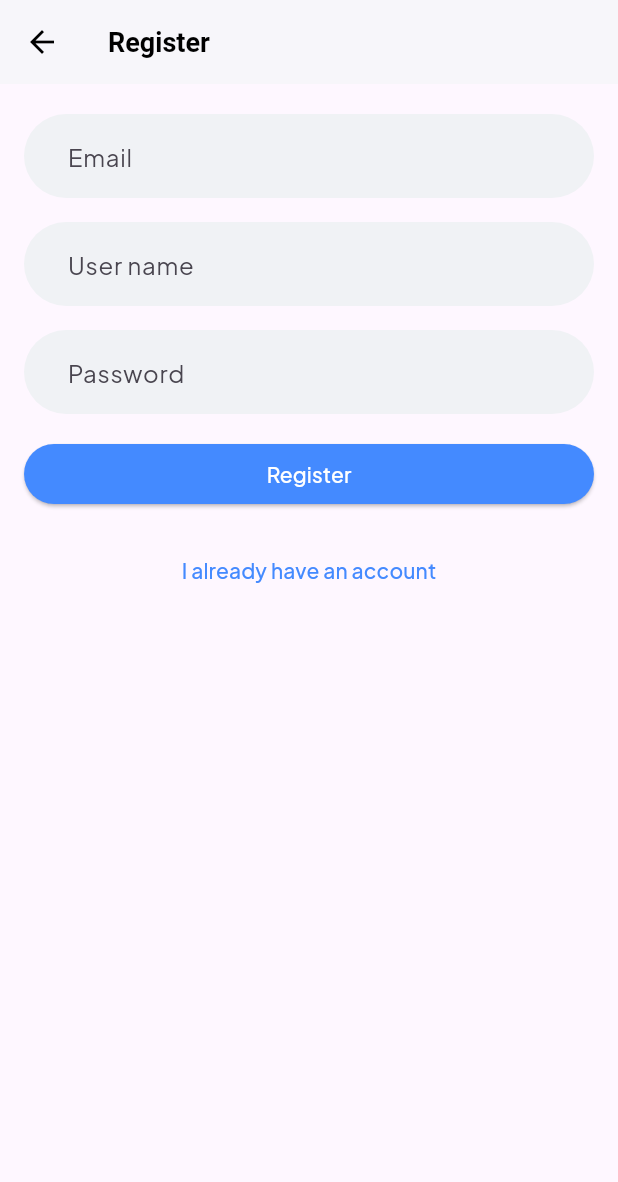
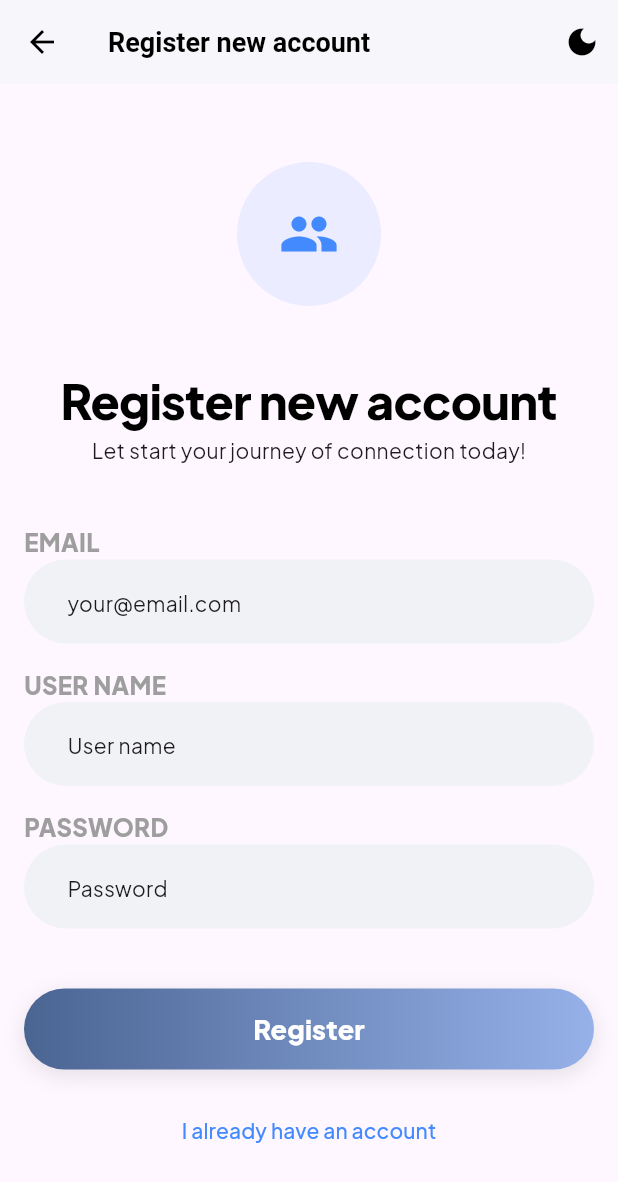
Before and after one commit to hieu555x/Chatify, a Flutter app: the screen it shows after launch, after a tap on "Sign up", on a phone screen of 412 x 824 dp. Shown: the top 1182 px of the screen. Run offline on Flutter 3.47's test engine with Material 3 defaults, Android fonts, the phone set to English and light mode, and no system bars; our stand-ins replace flutter_bloc, flutter_local_notifications, google_fonts, image_picker, shared_preferences, supabase_flutter and 1 more; missing offline and left inert: country_flags; accounts and stored records are empty.

Commit message:
Profiles logging, UI tweaks, add GradientText/UserCard

```diff
--- a/lib/cubit/rooms/rooms_cubit.dart
+++ b/lib/cubit/rooms/rooms_cubit.dart
@@ -73,6 +73,10 @@ class RoomCubit extends Cubit<RoomState> {
                 .map(Room.fromRoomParticipants)
                 .where((room) => room.otherUserID != myUserID)
                 .toList();
+
+            final ortherUserID = rooms.map((r) => r.otherUserID).toList();
+            profilesCubit.getProfiles(ortherUserID);
+
             for (final room in rooms) {
               getNewestMessage(context: context, roomID: room.id);
             }
--- a/lib/services/language/app_strings.dart
+++ b/lib/services/language/app_strings.dart
@@ -76,4 +76,8 @@ abstract class AppStrings {
   String get noUser;
 
   String get errorCreateRoom;
+
+  String get registerTitle;
+
+  String get registerDescription;
 }
--- a/lib/services/language/en.dart
+++ b/lib/services/language/en.dart
@@ -155,4 +155,12 @@ class EnString implements AppStrings {
   @override
   // TODO: implement errorAvatar
   String get errorCreateRoom => 'Failed creating a new room';
+
+  @override
+  // TODO: implement registerTitle
+  String get registerTitle => 'Register new account';
+
+  @override
+  String get registerDescription =>
+      "Let start your journey of connection today!";
 }
--- a/lib/view/pages/login_page.dart
+++ b/lib/view/pages/login_page.dart
@@ -2,12 +2,12 @@ import 'dart:async';
 
 import 'package:chattify/constant.dart';
 import 'package:chattify/cubit/theme/theme_cubit.dart';
+import 'package:chattify/services/language/helper.dart';
 import 'package:chattify/view/pages/register_page.dart';
 import 'package:chattify/view/pages/rooms_page.dart';
 import 'package:flutter/material.dart';
 import 'package:flutter_bloc/flutter_bloc.dart';
 import 'package:supabase_flutter/supabase_flutter.dart';
-import 'package:chattify/services/language/helper.dart';
 
 class LoginPage extends StatefulWidget {
   const LoginPage({super.key});
@@ -142,11 +142,11 @@ class _LoginPageState extends State<LoginPage> {
               height: 54,
               decoration: BoxDecoration(
                 gradient: buttonGradient,
-                borderRadius: BorderRadius.circular(30),
+                borderRadius: BorderRadius.circular(32),
                 boxShadow: [
                   BoxShadow(
                     color: Colors.black.withOpacity(0.1),
-                    blurRadius: 10,
+                    blurRadius: 12,
                     offset: Offset(0, 4),
                   ),
                 ],
@@ -157,7 +157,7 @@ class _LoginPageState extends State<LoginPage> {
                   backgroundColor: Colors.transparent,
                   shadowColor: Colors.transparent,
                   shape: RoundedRectangleBorder(
-                    borderRadius: BorderRadiusGeometry.circular(30),
+                    borderRadius: BorderRadiusGeometry.circular(32),
                   ),
                 ),
                 child: isLoading
--- a/lib/view/pages/register_page.dart
+++ b/lib/view/pages/register_page.dart
@@ -1,9 +1,13 @@
 import 'dart:async';
 
 import 'package:chattify/constant.dart';
+import 'package:chattify/cubit/theme/theme_cubit.dart';
+import 'package:chattify/env.dart';
+import 'package:chattify/services/language/helper.dart';
 import 'package:chattify/view/pages/login_page.dart';
 import 'package:chattify/view/pages/rooms_page.dart';
 import 'package:flutter/material.dart';
+import 'package:flutter_bloc/flutter_bloc.dart';
 import 'package:supabase_flutter/supabase_flutter.dart';
 
 class RegisterPage extends StatefulWidget {
@@ -67,7 +71,7 @@ class _RegisterPageState extends State<RegisterPage> {
         email: email,
         password: password,
         data: {'username': username},
-        emailRedirectTo: 'io.supabase.chat://login',
+        emailRedirectTo: SUPABASE_LOGIN_URL,
       );
       context.showErrorSnackBar(
         message: 'Please check your inbox for confirmation email.',
@@ -86,16 +90,66 @@ class _RegisterPageState extends State<RegisterPage> {
   }
 
   Widget buildUI() {
+    final bool isDark = Theme.of(context).brightness == Brightness.dark;
+
     return Scaffold(
-      appBar: AppBar(title: Text('Register')),
+      appBar: AppBar(
+        title: Text(context.appStrings.registerTitle),
+        actions: [
+          BlocBuilder<ThemeCubit, ThemeMode>(
+            builder: (context, themeMode) {
+              return IconButton(
+                onPressed: () => context.read<ThemeCubit>().toggleTheme(),
+                icon: Icon(isDark ? Icons.light_mode : Icons.dark_mode),
+              );
+            },
+          ),
+        ],
+      ),
       body: Form(
         key: formKey,
-        child: ListView(
+        child: SingleChildScrollView(
           padding: formPadding,
+          child: Column(
             children: [
+              SizedBox(height: 32),
+              CircleAvatar(
+                radius: 48,
+                backgroundColor: Theme.of(
+                  context,
+                ).primaryColor.withOpacity(0.1),
+                child: Icon(
+                  Icons.people_sharp,
+                  size: 40,
+                  color: Theme.of(context).primaryColor,
+                ),
+              ),
+              SizedBox(height: 40),
+              Text(
+                context.appStrings.registerTitle,
+                style: TextStyle(
+                  fontSize: 32,
+                  color: isDark ? Colors.white : Colors.black,
+                  fontWeight: FontWeight.w900,
+                  letterSpacing: -0.5,
+                ),
+              ),
+              Text(context.appStrings.registerDescription),
+              SizedBox(height: 40),
+              Align(
+                alignment: Alignment.centerLeft,
+                child: Text(
+                  "EMAIL",
+                  style: TextStyle(
+                    fontSize: 16,
+                    color: isDark ? Colors.grey : Colors.grey,
+                    fontWeight: FontWeight.w900,
+                  ),
+                ),
+              ),
               TextFormField(
                 controller: emailController,
-              decoration: InputDecoration(label: Text('Email')),
+                decoration: InputDecoration(hint: Text('your@email.com')),
                 validator: (val) {
                   if (val == null || val.isEmpty) {
                     return 'Required';
@@ -105,9 +159,20 @@ class _RegisterPageState extends State<RegisterPage> {
                 keyboardType: TextInputType.emailAddress,
               ),
               formSpacer,
+              Align(
+                alignment: Alignment.centerLeft,
+                child: Text(
+                  "USER NAME",
+                  style: TextStyle(
+                    fontSize: 16,
+                    color: isDark ? Colors.grey : Colors.grey,
+                    fontWeight: FontWeight.w900,
+                  ),
+                ),
+              ),
               TextFormField(
                 controller: usernameController,
-              decoration: InputDecoration(label: Text('User name')),
+                decoration: InputDecoration(hint: Text('User name')),
                 validator: (val) {
                   if (val == null || val.isEmpty) {
                     return 'Required';
@@ -120,9 +185,20 @@ class _RegisterPageState extends State<RegisterPage> {
                 },
               ),
               formSpacer,
+              Align(
+                alignment: Alignment.centerLeft,
+                child: Text(
+                  "PASSWORD",
+                  style: TextStyle(
+                    fontSize: 16,
+                    color: isDark ? Colors.grey : Colors.grey,
+                    fontWeight: FontWeight.w900,
+                  ),
+                ),
+              ),
               TextFormField(
                 controller: passwordController,
-              decoration: InputDecoration(label: Text('Password')),
+                decoration: InputDecoration(hint: Text('Password')),
                 obscureText: true,
                 validator: (val) {
                   if (val == null || val.isEmpty) {
@@ -131,10 +207,41 @@ class _RegisterPageState extends State<RegisterPage> {
                   return null;
                 },
               ),
-            formSpacer,
-            ElevatedButton(
+              SizedBox(height: 40),
+              Container(
+                width: double.infinity,
+                height: 54,
+                decoration: BoxDecoration(
+                  gradient: buttonGradient,
+                  borderRadius: BorderRadius.circular(32),
+                  boxShadow: [
+                    BoxShadow(
+                      color: Colors.black.withOpacity(0.1),
+                      blurRadius: 12,
+                      offset: Offset(0, 4),
+                    ),
+                  ],
+                ),
+                child: ElevatedButton(
                   onPressed: isLoading ? null : signUp,
-              child: Text('Register'),
+                  style: ElevatedButton.styleFrom(
+                    backgroundColor: Colors.transparent,
+                    shadowColor: Colors.transparent,
+                    shape: RoundedRectangleBorder(
+                      borderRadius: BorderRadiusGeometry.circular(32),
+                    ),
+                  ),
+                  child: isLoading
+                      ? preloader
+                      : Text(
+                          "Register",
+                          style: TextStyle(
+                            fontSize: 18,
+                            fontWeight: FontWeight.w900,
+                            color: Colors.white,
+                          ),
+                        ),
+                ),
               ),
               formSpacer,
               TextButton(
@@ -148,6 +255,7 @@ class _RegisterPageState extends State<RegisterPage> {
             ],
           ),
         ),
+      ),
     );
   }
 }
```
Also changed, not shown: lib/cubit/profile/profiles_cubit.dart (+31 -4 lines), lib/services/language/vi.dart (+8 -0 lines), lib/view/pages/chat_page.dart (+15 -1 lines), lib/view/pages/profile_page.dart (+12 -13 lines), lib/view/pages/rooms_page.dart (+40 -34 lines), lib/view/widgets/gradient_text.dart (added, +42 -0 lines), lib/view/widgets/user_card.dart (added, +57 -0 lines). Lines whose indentation alone changed are shown as unchanged.
